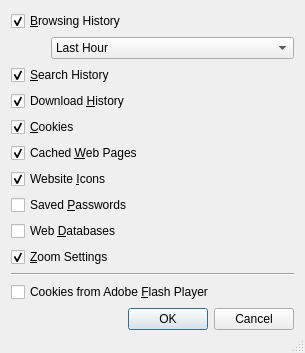
Old version of the form WebBrowser/WebBrowserClearPrivateDataDialog.ui in the repository pycom/EricShort.
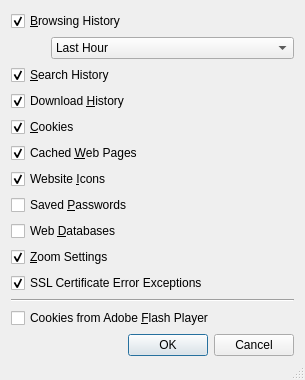
New version of the form.

Commit message:
Continued porting the web browser.
- added capability to clear the permanently accepted SSL certificate errors through the Clear Private Data dialog

```diff
--- a/WebBrowser/WebBrowserClearPrivateDataDialog.ui
+++ b/WebBrowser/WebBrowserClearPrivateDataDialog.ui
@@ -7,7 +7,7 @@
     <x>0</x>
     <y>0</y>
     <width>305</width>
-    <height>353</height>
+    <height>380</height>
    </rect>
   </property>
   <property name="windowTitle">
@@ -186,6 +186,16 @@
      </property>
     </widget>
    </item>
+   <item>
+    <widget class="QCheckBox" name="sslExceptionsCheckBox">
+     <property name="text">
+      <string>SSL Certificate Error Exceptions</string>
+     </property>
+     <property name="checked">
+      <bool>true</bool>
+     </property>
+    </widget>
+   </item>
    <item>
     <widget class="Line" name="line">
      <property name="orientation">
```
Left out of the diff: 1 changed line with no effect on the pictures. The commit also changes 3 other files.
